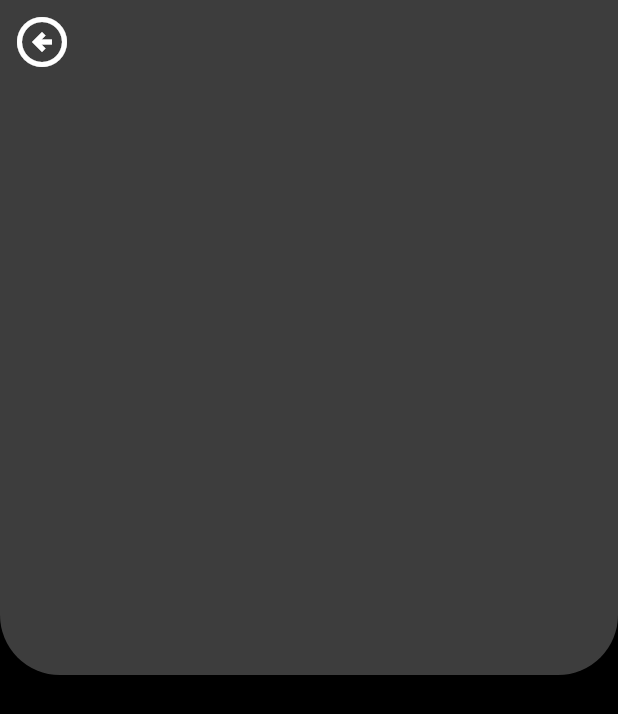
After one commit to ahmadullo2023/imkon_progect, a Flutter app: the FilmCard screen opened directly, on a phone screen of 412 x 824 dp. The commit adds this screen. Shown: the top 714 px of the screen. Run offline on Flutter 3.47's test engine with Material 3 defaults, Android fonts, the phone set to English and light mode, and no system bars; our stand-ins replace dio.

Commit message:
some fixed

```diff
--- /dev/null
+++ b/lib/scr/screens/film_card.dart
@@ -0,0 +1,48 @@
+import 'package:flutter/material.dart';
+
+class FilmCard extends StatefulWidget {
+  const FilmCard({Key? key}) : super(key: key);
+
+  @override
+  State<FilmCard> createState() => _FilmCardState();
+}
+
+class _FilmCardState extends State<FilmCard> {
+  @override
+  Widget build(BuildContext context) {
+    return Scaffold(
+      backgroundColor: Colors.black,
+      body: ListView(
+        children: [
+          Stack(
+            children: [
+              Container(
+                height: 450,
+                width: double.infinity,
+                decoration: const BoxDecoration(
+                    borderRadius: BorderRadius.only(
+                      bottomLeft: Radius.circular(40),
+                      bottomRight: Radius.circular(40),
+                    ),
+                    color: Colors.white24),
+              ),
+              Row(
+                mainAxisAlignment: MainAxisAlignment.spaceBetween,
+                children: [
+                  IconButton(
+                    onPressed: () {
+                      Navigator.pop(context);
+                    },
+                    icon:
+                        const Icon(Icons.arrow_circle_left_outlined, size: 40),
+                    color: Colors.white,
+                  ),
+                ],
+              ),
+            ],
+          ),
+        ],
+      ),
+    );
+  }
+}
--- a/lib/scr/screens/home.dart
+++ b/lib/scr/screens/home.dart
@@ -21,7 +21,7 @@ class _HomeState extends State<Home> {
               child: ListView.builder(
                 itemCount: 6,
                 itemBuilder: (_, i) {
-                  return horizontalListView();
+                  return const HorizontalListView();
                 },
               ),
             ),
```
Also changed, not shown: lib/scr/widget/widget.dart (+49 -2 lines).
